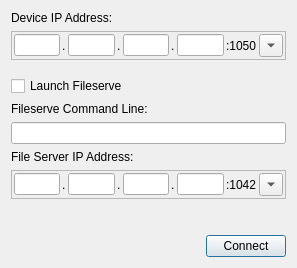
Above: Tools/EditorFramework/Dialogs/RemoteConnectionDlg.ui from ezEngine/ezEngine before the change. Below: the same form after it.
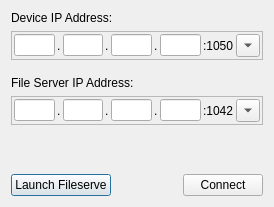
That is the form after the change. Icons and pictures are not drawn.

Commit message: * Added a dedicated action to launch fileserve for the currently open project * Added code to detect when the remote engine process is not connected anymore

Diff of the .ui file:
```diff
--- a/Tools/EditorFramework/Dialogs/RemoteConnectionDlg.ui
+++ b/Tools/EditorFramework/Dialogs/RemoteConnectionDlg.ui
@@ -6,8 +6,8 @@
    <rect>
     <x>0</x>
     <y>0</y>
-    <width>297</width>
-    <height>268</height>
+    <width>274</width>
+    <height>207</height>
    </rect>
   </property>
   <property name="minimumSize">
@@ -180,33 +180,6 @@
      </property>
     </spacer>
    </item>
-   <item>
-    <widget class="QCheckBox" name="CheckboxFileserve">
-     <property name="toolTip">
-      <string>Starts the file server automatically with the command line that is shown below.</string>
-     </property>
-     <property name="text">
-      <string>Launch Fileserve</string>
-     </property>
-    </widget>
-   </item>
-   <item>
-    <widget class="QLabel" name="LabelFileserveCmd">
-     <property name="text">
-      <string>Fileserve Command Line:</string>
-     </property>
-    </widget>
-   </item>
-   <item>
-    <widget class="QLineEdit" name="EditFileserve">
-     <property name="toolTip">
-      <string>The command line used to launch the file server. Can be copied to create a custom shortcut.</string>
-     </property>
-     <property name="readOnly">
-      <bool>true</bool>
-     </property>
-    </widget>
-   </item>
    <item>
     <widget class="QLabel" name="LabelFileserveCmd_2">
      <property name="toolTip">
@@ -356,6 +329,13 @@
    </item>
    <item>
     <layout class="QHBoxLayout" name="horizontalLayout_2">
+     <item>
+      <widget class="QPushButton" name="ButtonLaunchFS">
+       <property name="text">
+        <string>Launch Fileserve</string>
+       </property>
+      </widget>
+     </item>
      <item>
       <spacer name="horizontalSpacer">
        <property name="orientation">
```
The commit also changes 21 other files.
